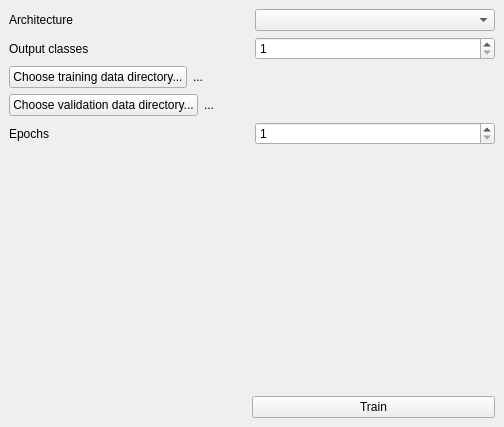
Before: the Qt Designer form gui/nntrainer/gui/ui/nntrainer.ui in simonrw/nntrainer, drawn with Qt 5.
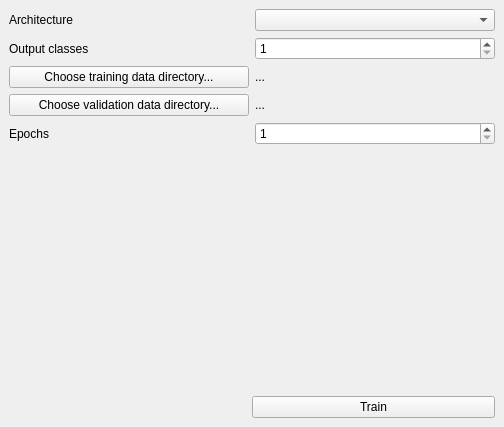
After: the same form once the commit is applied.

Commit message: Support loading data directories

Diff of the .ui file:
```diff
--- a/gui/nntrainer/gui/ui/nntrainer.ui
+++ b/gui/nntrainer/gui/ui/nntrainer.ui
@@ -50,7 +50,13 @@
     <item>
      <layout class="QHBoxLayout" name="horizontalLayout_3">
       <item>
-       <widget class="QPushButton" name="chooseTrainingData">
+       <widget class="QPushButton" name="chooseTrainingDataButton">
+        <property name="sizePolicy">
+         <sizepolicy hsizetype="Expanding" vsizetype="Fixed">
+          <horstretch>0</horstretch>
+          <verstretch>0</verstretch>
+         </sizepolicy>
+        </property>
         <property name="text">
          <string>Choose training data directory...</string>
         </property>
@@ -80,7 +86,13 @@
     <item>
      <layout class="QHBoxLayout" name="horizontalLayout_6">
       <item>
-       <widget class="QPushButton" name="chooseValidationData">
+       <widget class="QPushButton" name="chooseValidationDataButton">
+        <property name="sizePolicy">
+         <sizepolicy hsizetype="Expanding" vsizetype="Fixed">
+          <horstretch>0</horstretch>
+          <verstretch>0</verstretch>
+         </sizepolicy>
+        </property>
         <property name="text">
          <string>Choose validation data directory...</string>
         </property>
```
Left out of the diff: 8 changed lines with no effect on the pictures. The commit also changes 2 other files.
